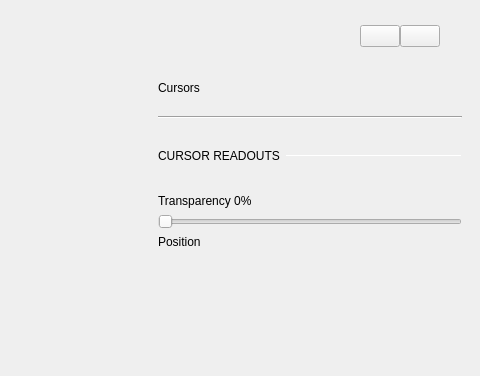
Qt form ui/network_analyzer.ui (analogdevicesinc/scopy) before a commit; both pictures show x 708 to 1188 and y 0 to 376 of the 1188 by 694 pixel window.
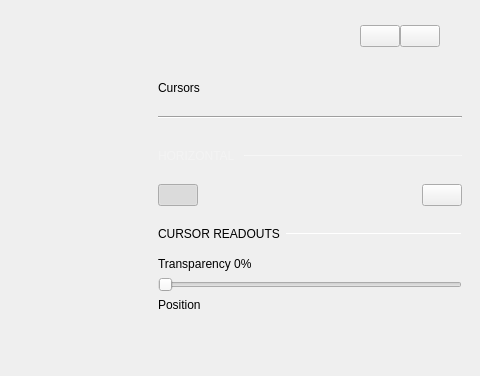
The same form after that commit. Icons and pictures are not drawn. Custom widgets are drawn as their Qt base class.

Commit message:
General bug fixes in cursors.
Fixed bugs in cursors for spectrum analyzer and oscilloscope instruments.
Added in spectrum analyzer the track cursor functionality.

```diff
--- a/ui/network_analyzer.ui
+++ b/ui/network_analyzer.ui
@@ -2744,8 +2744,141 @@
                      </property>
                     </spacer>
                    </item>
+                   <item>
+                    <layout class="QHBoxLayout" name="horizontalLayout_16">
+                     <property name="bottomMargin">
+                      <number>0</number>
+                     </property>
+                     <item>
+                      <widget class="QLabel" name="label_15">
+                       <property name="sizePolicy">
+                        <sizepolicy hsizetype="Fixed" vsizetype="Fixed">
+                         <horstretch>0</horstretch>
+                         <verstretch>0</verstretch>
+                        </sizepolicy>
+                       </property>
+                       <property name="styleSheet">
+                        <string notr="true">QLabel {
+		font-size: 12px;
+		color: rgba(255, 255, 255, 70);
+	}</string>
+                       </property>
+                       <property name="text">
+                        <string>HORIZONTAL </string>
+                       </property>
+                      </widget>
+                     </item>
+                     <item>
+                      <widget class="Line" name="line_12">
+                       <property name="minimumSize">
+                        <size>
+                         <width>0</width>
+                         <height>1</height>
+                        </size>
+                       </property>
+                       <property name="maximumSize">
+                        <size>
+                         <width>16777215</width>
+                         <height>1</height>
+                        </size>
+                       </property>
+                       <property name="styleSheet">
+                        <string notr="true">border: 1px solid rgba(255, 255, 255, 70);</string>
+                       </property>
+                       <property name="orientation">
+                        <enum>Qt::Horizontal</enum>
+                       </property>
+                      </widget>
+                     </item>
+                    </layout>
+                   </item>
+                   <item>
+                    <spacer name="verticalSpacer_23">
+                     <property name="orientation">
+                      <enum>Qt::Vertical</enum>
+                     </property>
+                     <property name="sizeType">
+                      <enum>QSizePolicy::Fixed</enum>
+                     </property>
+                     <property name="sizeHint" stdset="0">
+                      <size>
+                       <width>0</width>
+                       <height>15</height>
+                      </size>
+                     </property>
+                    </spacer>
+                   </item>
+                   <item>
+                    <layout class="QVBoxLayout" name="verticalLayout_23">
+                     <property name="bottomMargin">
+                      <number>0</number>
+                     </property>
+                     <item>
+                      <layout class="QHBoxLayout" name="horizontalLayout_19">
+                       <property name="bottomMargin">
+                        <number>0</number>
+                       </property>
+                       <item>
+                        <widget class="adiscope::CustomSwitch" name="hCursorsEnable">
+                         <property name="text">
+                          <string/>
+                         </property>
+                         <property name="checkable">
+                          <bool>true</bool>
+                         </property>
+                         <property name="checked">
+                          <bool>true</bool>
+                         </property>
+                        </widget>
+                       </item>
+                       <item>
+                        <spacer name="horizontalSpacer_11">
+                         <property name="orientation">
+                          <enum>Qt::Horizontal</enum>
+                         </property>
+                         <property name="sizeHint" stdset="0">
+                          <size>
+                           <width>40</width>
+                           <height>20</height>
+                          </size>
+                         </property>
+                        </spacer>
+                       </item>
+                       <item>
+                        <widget class="adiscope::SmallOnOffSwitch" name="btnLockHorizontal">
+                         <property name="text">
+                          <string/>
+                         </property>
+                         <property name="checkable">
+                          <bool>true</bool>
+                         </property>
+                        </widget>
+                       </item>
+                      </layout>
+                     </item>
+                    </layout>
+                   </item>
+                   <item>
+                    <spacer name="verticalSpacer_24">
+                     <property name="orientation">
+                      <enum>Qt::Vertical</enum>
+                     </property>
+                     <property name="sizeType">
+                      <enum>QSizePolicy::Fixed</enum>
+                     </property>
+                     <property name="sizeHint" stdset="0">
+                      <size>
+                       <width>0</width>
+                       <height>15</height>
+                      </size>
+                     </property>
+                    </spacer>
+                   </item>
                    <item>
                     <layout class="QHBoxLayout" name="horizontalLayout_12">
+                     <property name="topMargin">
+                      <number>0</number>
+                     </property>
                      <property name="bottomMargin">
                       <number>0</number>
                      </property>
@@ -2800,7 +2933,7 @@
                      <property name="sizeHint" stdset="0">
                       <size>
                        <width>20</width>
-                       <height>25</height>
+                       <height>10</height>
                       </size>
                      </property>
                     </spacer>
@@ -3047,6 +3180,11 @@
    <header>customplotpositionbutton.h</header>
    <container>1</container>
   </customwidget>
+  <customwidget>
+   <class>adiscope::SmallOnOffSwitch</class>
+   <extends>QPushButton</extends>
+   <header>smallOnOffSwitch.hpp</header>
+  </customwidget>
  </customwidgets>
  <resources>
   <include location="../resources/resources.qrc"/>
```
The commit also changes 8 other files.
